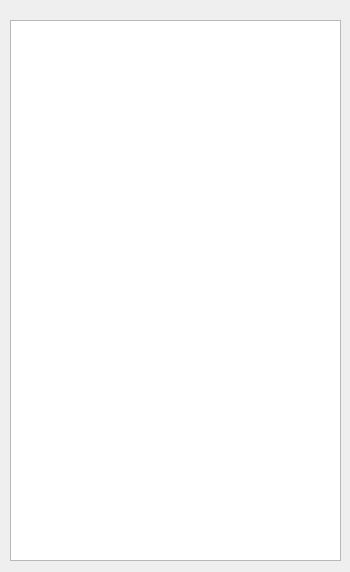
Before: the Qt Designer form teachers_list.ui in alexeypertcev/ksu-ivt-nagruzka, drawn with Qt 5.
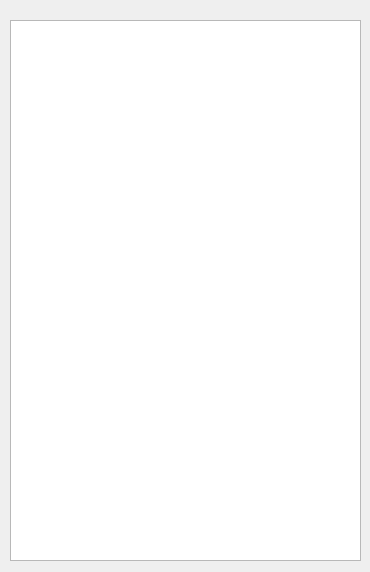
After: the same form once the commit is applied.

Diff of the .ui file:
```diff
--- a/teachers_list.ui
+++ b/teachers_list.ui
@@ -6,7 +6,7 @@
    <rect>
     <x>0</x>
     <y>0</y>
-    <width>350</width>
+    <width>370</width>
     <height>572</height>
    </rect>
   </property>
@@ -18,7 +18,7 @@
     <rect>
      <x>10</x>
      <y>20</y>
-     <width>331</width>
+     <width>351</width>
      <height>541</height>
     </rect>
    </property>
```
